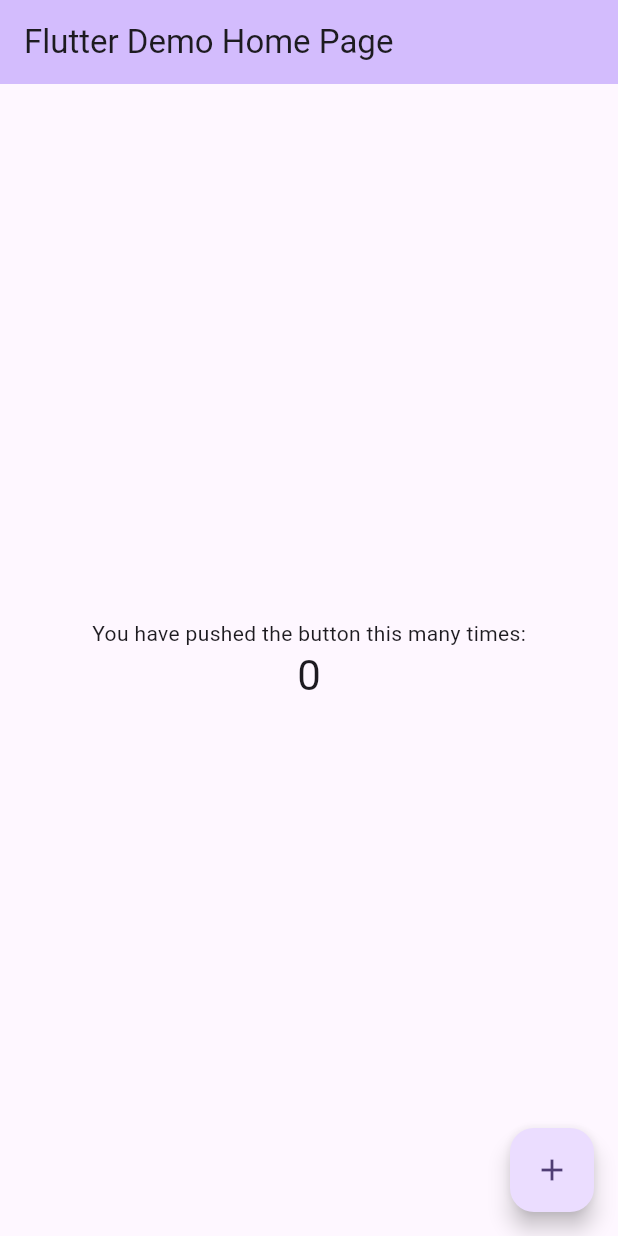
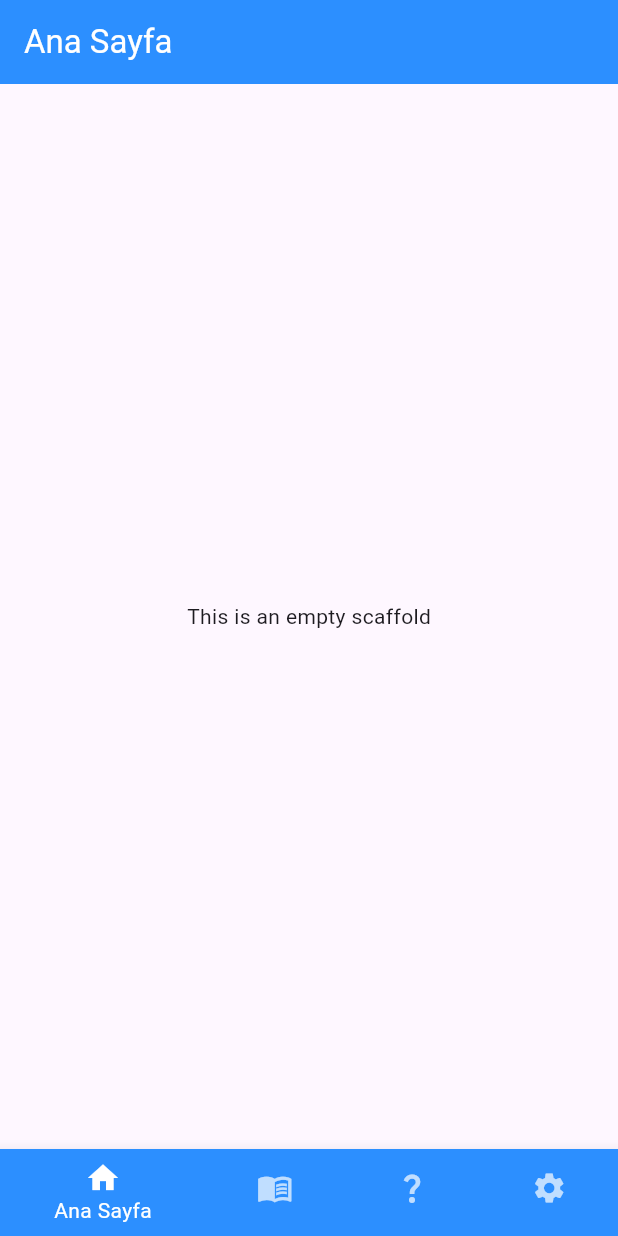
Before and after one commit to Kaganyaka9/algorithm_architects, a Flutter app: the screen it shows after launch, on a phone screen of 412 x 824 dp. Run offline on Flutter 3.47's test engine with Material 3 defaults, Android fonts, the phone set to English and light mode, and no system bars.

Commit message:
Navigation

```diff
--- /dev/null
+++ b/lib/ask_page.dart
@@ -0,0 +1,17 @@
+import 'package:algorithm_architects/shared.dart';
+import 'package:flutter/material.dart';
+
+class AskPage extends StatelessWidget {
+  @override
+  Widget build(BuildContext context) {
+    return Scaffold(
+      appBar: AppBar(
+        title: const Text('Ask', style: TextStyle(color: Colors.white)),
+        backgroundColor: primaryColor,
+      ),
+      body: Center(
+        child: Text('This is an empty scaffold'),
+      ),
+    );
+  }
+}
--- /dev/null
+++ b/lib/dictionary_page.dart
@@ -0,0 +1,17 @@
+import 'package:algorithm_architects/shared.dart';
+import 'package:flutter/material.dart';
+
+class DictionaryPage extends StatelessWidget {
+  @override
+  Widget build(BuildContext context) {
+    return Scaffold(
+      appBar: AppBar(
+        title: const Text('Sözlük', style: TextStyle(color: Colors.white)),
+        backgroundColor: primaryColor,
+      ),
+      body: Center(
+        child: Text('This is an empty scaffold'),
+      ),
+    );
+  }
+}
--- /dev/null
+++ b/lib/home_page.dart
@@ -0,0 +1,19 @@
+import 'package:algorithm_architects/shared.dart';
+import 'package:flutter/material.dart';
+
+class HomePage extends StatelessWidget {
+  const HomePage({Key? key}) : super(key: key);
+
+  @override
+  Widget build(BuildContext context) {
+    return Scaffold(
+      appBar: AppBar(
+        title: const Text('Ana Sayfa', style: TextStyle(color: Colors.white)),
+        backgroundColor: primaryColor,
+      ),
+      body: Center(
+        child: Text('This is an empty scaffold'),
+      ),
+    );
+  }
+}
--- a/lib/main.dart
+++ b/lib/main.dart
@@ -1,4 +1,5 @@
 import 'package:flutter/material.dart';
+import 'package:algorithm_architects/navigation.dart';
 
 void main() {
   runApp(const MyApp());
@@ -7,119 +8,12 @@
 class MyApp extends StatelessWidget {
   const MyApp({super.key});
 
-  // This widget is the root of your application.
   @override
   Widget build(BuildContext context) {
-    return MaterialApp(
-      title: 'Flutter Demo',
-      theme: ThemeData(
-        // This is the theme of your application.
-        //
-        // TRY THIS: Try running your application with "flutter run". You'll see
-        // the application has a purple toolbar. Then, without quitting the app,
-        // try changing the seedColor in the colorScheme below to Colors.green
-        // and then invoke "hot reload" (save your changes or press the "hot
-        // reload" button in a Flutter-supported IDE, or press "r" if you used
-        // the command line to start the app).
-        //
-        // Notice that the counter didn't reset back to zero; the application
-        // state is not lost during the reload. To reset the state, use hot
-        // restart instead.
-        //
-        // This works for code too, not just values: Most code changes can be
-        // tested with just a hot reload.
-        colorScheme: ColorScheme.fromSeed(seedColor: Colors.deepPurple),
-        useMaterial3: true,
-      ),
-      home: const MyHomePage(title: 'Flutter Demo Home Page'),
+    return const MaterialApp(
+      title: 'Algorithm Architects',
+      debugShowCheckedModeBanner: false,
+      home: MainPage(),
     );
   }
 }
-
-class MyHomePage extends StatefulWidget {
-  const MyHomePage({super.key, required this.title});
-
-  // This widget is the home page of your application. It is stateful, meaning
-  // that it has a State object (defined below) that contains fields that affect
-  // how it looks.
-
-  // This class is the configuration for the state. It holds the values (in this
-  // case the title) provided by the parent (in this case the App widget) and
-  // used by the build method of the State. Fields in a Widget subclass are
-  // always marked "final".
-
-  final String title;
-
-  @override
-  State<MyHomePage> createState() => _MyHomePageState();
-}
-
-class _MyHomePageState extends State<MyHomePage> {
-  int _counter = 0;
-
-  void _incrementCounter() {
-    setState(() {
-      // This call to setState tells the Flutter framework that something has
-      // changed in this State, which causes it to rerun the build method below
-      // so that the display can reflect the updated values. If we changed
-      // _counter without calling setState(), then the build method would not be
-      // called again, and so nothing would appear to happen.
-      _counter++;
-    });
-  }
-
-  @override
-  Widget build(BuildContext context) {
-    // This method is rerun every time setState is called, for instance as done
-    // by the _incrementCounter method above.
-    //
-    // The Flutter framework has been optimized to make rerunning build methods
-    // fast, so that you can just rebuild anything that needs updating rather
-    // than having to individually change instances of widgets.
-    return Scaffold(
-      appBar: AppBar(
-        // TRY THIS: Try changing the color here to a specific color (to
-        // Colors.amber, perhaps?) and trigger a hot reload to see the AppBar
-        // change color while the other colors stay the same.
-        backgroundColor: Theme.of(context).colorScheme.inversePrimary,
-        // Here we take the value from the MyHomePage object that was created by
-        // the App.build method, and use it to set our appbar title.
-        title: Text(widget.title),
-      ),
-      body: Center(
-        // Center is a layout widget. It takes a single child and positions it
-        // in the middle of the parent.
-        child: Column(
-          // Column is also a layout widget. It takes a list of children and
-          // arranges them vertically. By default, it sizes itself to fit its
-          // children horizontally, and tries to be as tall as its parent.
-          //
-          // Column has various properties to control how it sizes itself and
-          // how it positions its children. Here we use mainAxisAlignment to
-          // center the children vertically; the main axis here is the vertical
-          // axis because Columns are vertical (the cross axis would be
-          // horizontal).
-          //
-          // TRY THIS: Invoke "debug painting" (choose the "Toggle Debug Paint"
-          // action in the IDE, or press "p" in the console), to see the
-          // wireframe for each widget.
-          mainAxisAlignment: MainAxisAlignment.center,
-          children: <Widget>[
-            const Text(
-              'You have pushed the button this many times:',
-            ),
-            Text(
-              '$_counter',
-              style: Theme.of(context).textTheme.headlineMedium,
-            ),
-          ],
-        ),
-      ),
-      floatingActionButton: FloatingActionButton(
-        onPressed: _incrementCounter,
-        tooltip: 'Increment',
-        child: const Icon(Icons.add),
-      ), // This trailing comma makes auto-formatting nicer for build methods.
-    );
-  }
-}
--- /dev/null
+++ b/lib/navigation.dart
@@ -0,0 +1,64 @@
+import 'package:flutter/material.dart';
+import 'package:algorithm_architects/shared.dart';
+import 'package:algorithm_architects/home_page.dart';
+import 'package:algorithm_architects/dictionary_page.dart';
+import 'package:algorithm_architects/ask_page.dart';
+import 'package:algorithm_architects/settings_page.dart';
+
+class MainPage extends StatefulWidget {
+  const MainPage({super.key});
+
+  @override
+  MainPageState createState() => MainPageState();
+}
+
+class MainPageState extends State<MainPage> {
+  int _navIndex = 0;
+
+  final List<Widget> _pages = [
+    HomePage(),
+    DictionaryPage(),
+    AskPage(),
+    SettingsPage(),
+  ];
+
+  @override
+  Widget build(BuildContext context) {
+    return Scaffold(
+      body: IndexedStack(
+        index: _navIndex,
+        children: _pages,
+      ),
+      bottomNavigationBar: BottomNavigationBar(
+        // fixedColor: Colors.blue,
+        backgroundColor: primaryColor,
+        selectedItemColor: Colors.white,
+        unselectedItemColor: Colors.white70,
+        currentIndex: _navIndex,
+        onTap: (int index) => setState(() => _navIndex = index),
+        items: const <BottomNavigationBarItem>[
+          BottomNavigationBarItem(
+            icon: Icon(Icons.home),
+            label: 'Ana Sayfa',
+            backgroundColor: primaryColor,
+          ),
+          BottomNavigationBarItem(
+            icon: Icon(Icons.menu_book),
+            label: 'Resimli Sözlük',
+            backgroundColor: primaryColor,
+          ),
+          BottomNavigationBarItem(
+            icon: Icon(Icons.question_mark),
+            label: 'Soru Sor',
+            backgroundColor: primaryColor,
+          ),
+          BottomNavigationBarItem(
+            icon: Icon(Icons.settings),
+            label: 'Ayarlar',
+            backgroundColor: primaryColor,
+          ),
+        ],
+      ),
+    );
+  }
+}
--- /dev/null
+++ b/lib/settings_page.dart
@@ -0,0 +1,17 @@
+import 'package:algorithm_architects/shared.dart';
+import 'package:flutter/material.dart';
+
+class SettingsPage extends StatelessWidget {
+  @override
+  Widget build(BuildContext context) {
+    return Scaffold(
+      appBar: AppBar(
+        title: const Text('Settings', style: TextStyle(color: Colors.white)),
+        backgroundColor: primaryColor,
+      ),
+      body: Center(
+        child: Text('This is an empty scaffold'),
+      ),
+    );
+  }
+}
--- /dev/null
+++ b/lib/shared.dart
@@ -0,0 +1,4 @@
+import 'package:flutter/material.dart';
+
+const Color primaryColor = Color(0xFF2C8FFF);
+const Color secondaryColor = Color(0xFF00b5ff);
--- a/pubspec.yaml
+++ b/pubspec.yaml
@@ -35,6 +35,7 @@ dependencies:
   # The following adds the Cupertino Icons font to your application.
   # Use with the CupertinoIcons class for iOS style icons.
   cupertino_icons: ^1.0.8
+  google_generative_ai: ^0.4.6
 
 dev_dependencies:
   flutter_test:
```
